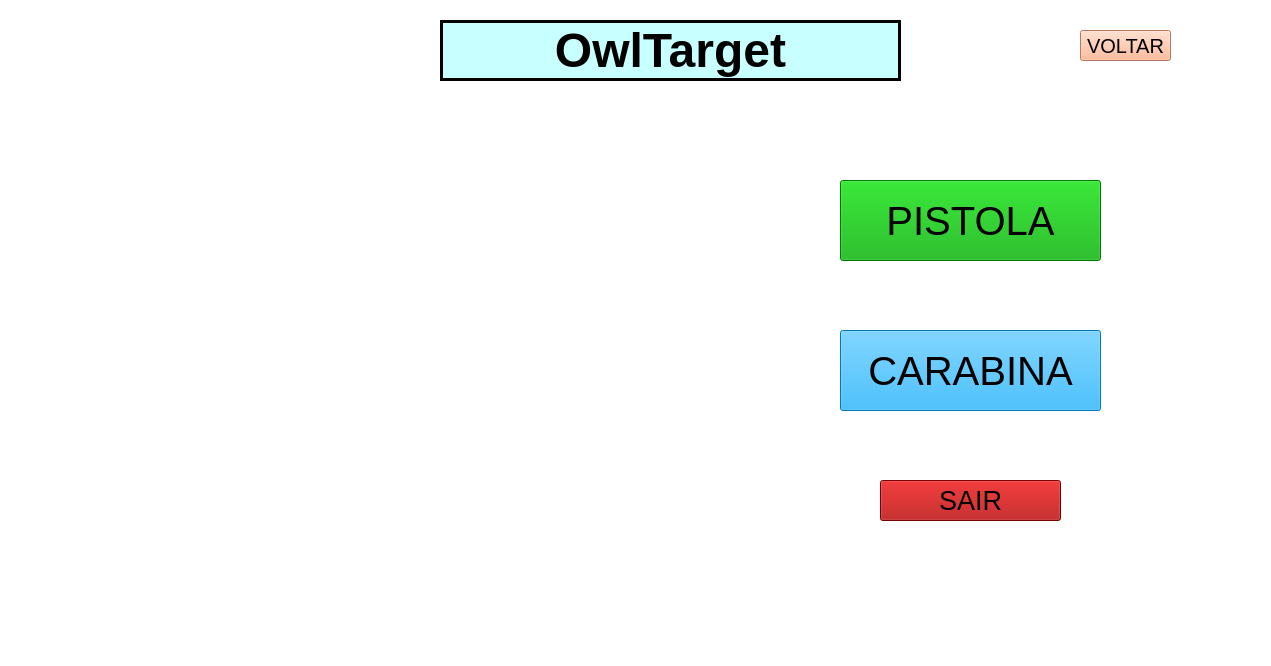
The window that central_pc/gui/mainwindow2.ui (xBogas/ES-SACA) describes before a commit, drawn with Qt 5.
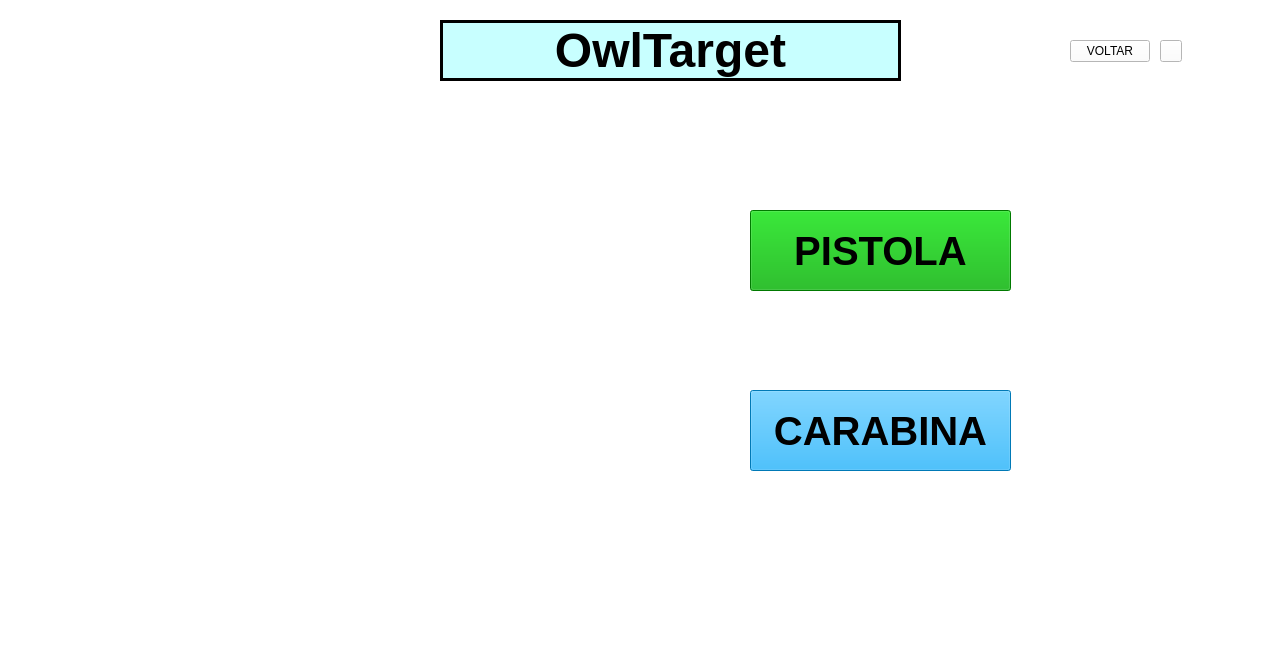
The same window after the commit. Icons and pictures are not drawn.

Patch:
```diff
--- a/central_pc/gui/mainwindow2.ui
+++ b/central_pc/gui/mainwindow2.ui
@@ -20,27 +20,6 @@
    <string notr="true">background-color: rgb(255, 255, 255);</string>
   </property>
   <widget class="QWidget" name="centralwidget">
-   <widget class="QPushButton" name="exitButton">
-    <property name="geometry">
-     <rect>
-      <x>880</x>
-      <y>480</y>
-      <width>181</width>
-      <height>41</height>
-     </rect>
-    </property>
-    <property name="font">
-     <font>
-      <pointsize>20</pointsize>
-     </font>
-    </property>
-    <property name="styleSheet">
-     <string notr="true">background-color: rgb(170, 0, 0);</string>
-    </property>
-    <property name="text">
-     <string>SAIR</string>
-    </property>
-   </widget>
    <widget class="QLabel" name="label">
     <property name="geometry">
      <rect>
@@ -94,8 +73,8 @@
    <widget class="QPushButton" name="pistolButton">
     <property name="geometry">
      <rect>
-      <x>840</x>
-      <y>180</y>
+      <x>750</x>
+      <y>210</y>
       <width>261</width>
       <height>81</height>
      </rect>
@@ -103,6 +82,7 @@
     <property name="font">
      <font>
       <pointsize>30</pointsize>
+      <bold>true</bold>
      </font>
     </property>
     <property name="styleSheet">
@@ -115,8 +95,8 @@
    <widget class="QPushButton" name="rifleButton">
     <property name="geometry">
      <rect>
-      <x>840</x>
-      <y>330</y>
+      <x>750</x>
+      <y>390</y>
       <width>261</width>
       <height>81</height>
      </rect>
@@ -124,6 +104,7 @@
     <property name="font">
      <font>
       <pointsize>30</pointsize>
+      <bold>true</bold>
      </font>
     </property>
     <property name="styleSheet">
@@ -136,24 +117,71 @@
    <widget class="QPushButton" name="backButton">
     <property name="geometry">
      <rect>
-      <x>1080</x>
-      <y>30</y>
-      <width>91</width>
-      <height>31</height>
+      <x>1070</x>
+      <y>40</y>
+      <width>80</width>
+      <height>22</height>
      </rect>
     </property>
-    <property name="font">
-     <font>
-      <pointsize>15</pointsize>
-     </font>
-    </property>
-    <property name="styleSheet">
-     <string notr="true">background-color: rgb(255, 170, 127);</string>
-    </property>
     <property name="text">
      <string>VOLTAR</string>
     </property>
    </widget>
+   <widget class="QPushButton" name="exitButton">
+    <property name="geometry">
+     <rect>
+      <x>1160</x>
+      <y>40</y>
+      <width>22</width>
+      <height>22</height>
+     </rect>
+    </property>
+    <property name="text">
+     <string/>
+    </property>
+    <property name="icon">
+     <iconset>
+      <normaloff>resource/img/exit.png</normaloff>resource/img/exit.png</iconset>
+    </property>
+   </widget>
+   <widget class="QLabel" name="pistolLabel">
+    <property name="geometry">
+     <rect>
+      <x>1080</x>
+      <y>210</y>
+      <width>101</width>
+      <height>81</height>
+     </rect>
+    </property>
+    <property name="text">
+     <string/>
+    </property>
+    <property name="pixmap">
+     <pixmap>resource/img/crossed-pistols-on-the-black-background.gif</pixmap>
+    </property>
+    <property name="scaledContents">
+     <bool>true</bool>
+    </property>
+   </widget>
+   <widget class="QLabel" name="rifleLabel">
+    <property name="geometry">
+     <rect>
+      <x>1080</x>
+      <y>390</y>
+      <width>101</width>
+      <height>81</height>
+     </rect>
+    </property>
+    <property name="text">
+     <string/>
+    </property>
+    <property name="pixmap">
+     <pixmap>resource/img/744px-Muskets.svg.png</pixmap>
+    </property>
+    <property name="scaledContents">
+     <bool>true</bool>
+    </property>
+   </widget>
   </widget>
  </widget>
  <resources/>
```
